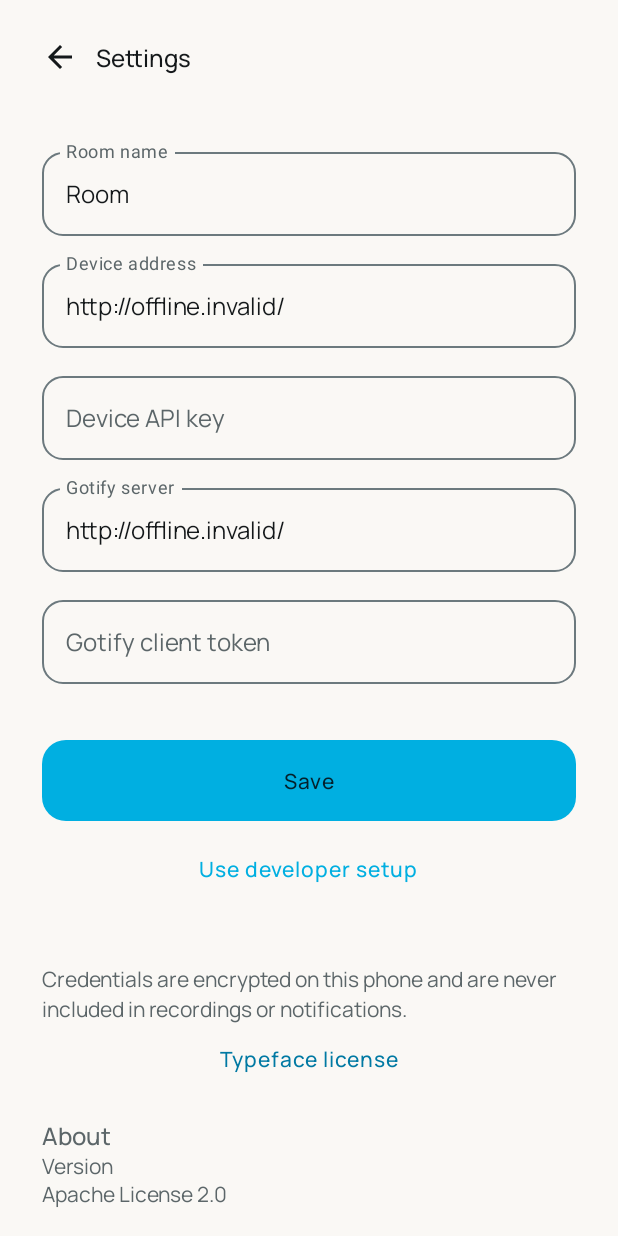
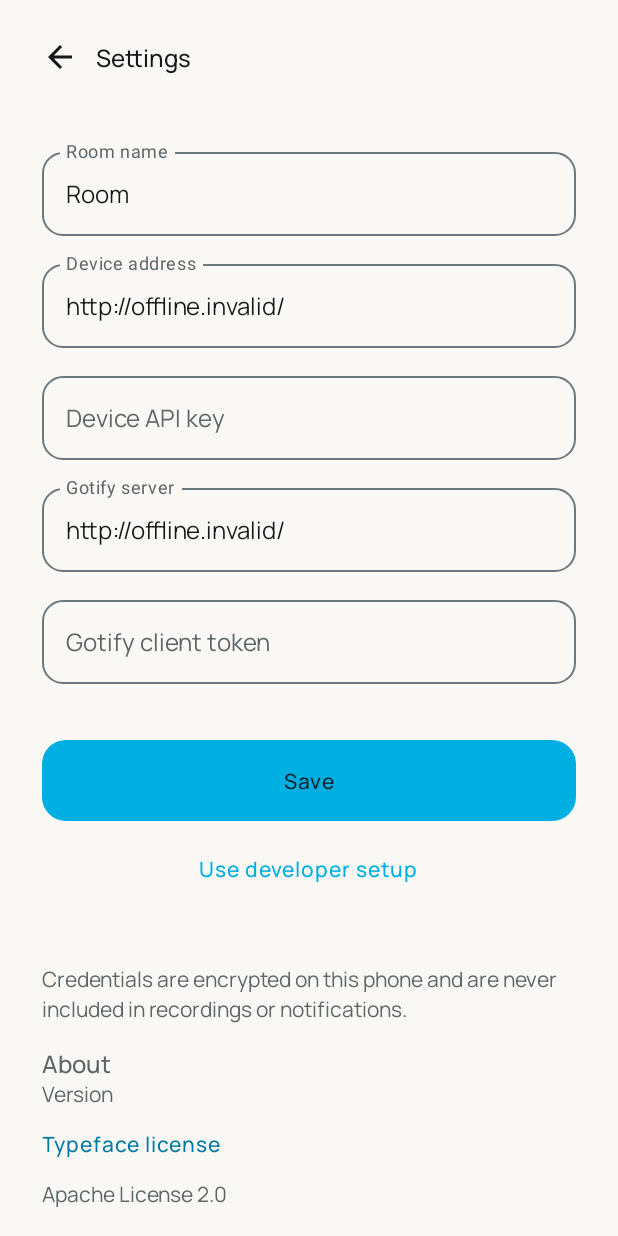
Before and after one commit to patbaumgartner/esp32-room-watchdog-android, an Android app built with Jetpack Compose: the screen it shows after launch (MainActivity), after a tap on "Start listening", on a phone screen of 412 x 824 dp. Run offline under Robolectric (Android 15) with nearby library versions, the phone set to English and light mode, and no system bars; 1 other tap on this screen came first.

Commit message:
fix: move typeface license into About (#36)
Signed-off-by: Patrick Baumgartner <contact@patbaumgartner.com>

```diff
--- a/app/src/main/kotlin/com/patbaumgartner/android/roomwatchdog/ui/AuthorNote.kt
+++ b/app/src/main/kotlin/com/patbaumgartner/android/roomwatchdog/ui/AuthorNote.kt
@@ -20,7 +20,7 @@ import com.patbaumgartner.android.roomwatchdog.R
 import com.patbaumgartner.android.roomwatchdog.ui.theme.WatchdogTheme
 
 @Composable
-internal fun AuthorNote() {
+internal fun AuthorNote(onShowTypefaceLicense: () -> Unit) {
     val uriHandler = LocalUriHandler.current
     val authorUrl = stringResource(R.string.about_author_url)
     val authorName = stringResource(R.string.about_author_name)
@@ -43,6 +43,9 @@ internal fun AuthorNote() {
             style = MaterialTheme.typography.bodyMedium,
             color = MaterialTheme.colorScheme.onSurfaceVariant,
         )
+        TextButton(onClick = onShowTypefaceLicense, contentPadding = PaddingValues(0.dp)) {
+            Text(stringResource(R.string.settings_open_source_licenses), color = WatchdogTheme.accents.brand)
+        }
         Text(
             text = stringResource(R.string.about_app_license),
             style = MaterialTheme.typography.bodyMedium,
--- a/app/src/main/kotlin/com/patbaumgartner/android/roomwatchdog/ui/SettingsScreen.kt
+++ b/app/src/main/kotlin/com/patbaumgartner/android/roomwatchdog/ui/SettingsScreen.kt
@@ -53,13 +53,7 @@ internal fun SettingsScreen(state: HomeState, viewModel: AppViewModel) {
     ) {
         PageHeader(stringResource(R.string.settings_title), viewModel::goHome)
         SetupForm(state.setup, viewModel)
-        TextButton(
-            onClick = { licensesShown = true },
-            modifier = Modifier.align(Alignment.CenterHorizontally),
-        ) {
-            Text(stringResource(R.string.settings_open_source_licenses), color = WatchdogTheme.accents.brand)
-        }
-        Column(Modifier.padding(horizontal = 28.dp)) { AuthorNote() }
+        Column(Modifier.padding(horizontal = 28.dp)) { AuthorNote(onShowTypefaceLicense = { licensesShown = true }) }
         Spacer(Modifier.height(32.dp))
     }
 
```
